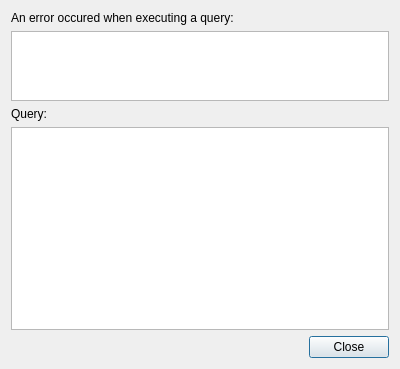
First picture: the form in ui/DlgDbError.ui, repository brushtyler/db_manager, before the edit.
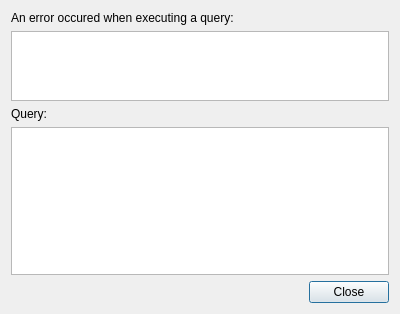
Second picture: the form after the edit.

```diff
--- a/ui/DlgDbError.ui
+++ b/ui/DlgDbError.ui
@@ -1,12 +1,12 @@
 <ui version="4.0" >
  <class>DlgDbError</class>
- <widget class="QDialog" name="DlgDbError" >
-  <property name="geometry" >
+ <widget class="QDialog" name="DlgDbError">
+  <property name="geometry">
    <rect>
     <x>0</x>
     <y>0</y>
     <width>400</width>
-    <height>369</height>
+    <height>314</height>
    </rect>
   </property>
   <property name="windowTitle" >
```
Left out of the diff: 41 changed lines with no effect on the pictures.
